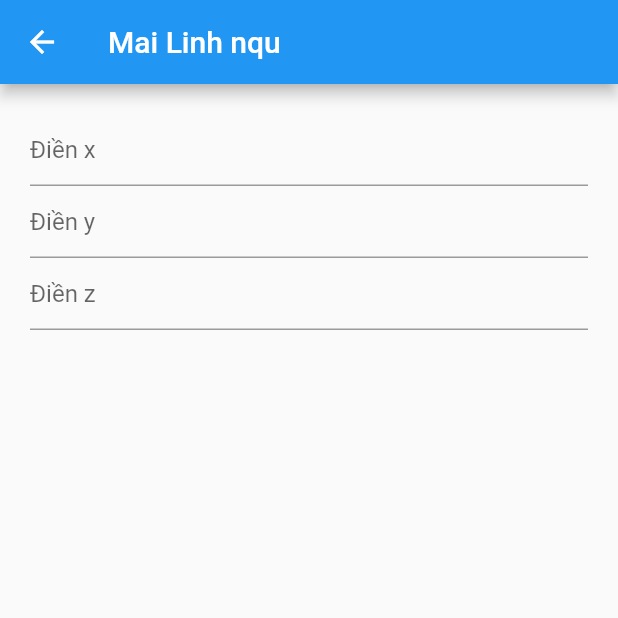
After one commit to epitchi/Make-Math-Easy, a Flutter app: the FirstModePage screen opened directly, on a phone screen of 412 x 824 dp, the top half of it. The commit adds this screen. Run offline on Flutter 3.47's test engine with Material 2 defaults, Android fonts, the phone set to English and light mode, and no system bars.

Commit message:
add test mode

```diff
--- /dev/null
+++ b/lib/screen/firstModePage.dart
@@ -0,0 +1,49 @@
+import 'package:flutter/material.dart';
+
+class FirstModePage extends StatefulWidget {
+  @override
+  _FirstModePageState createState() => _FirstModePageState();
+}
+
+class _FirstModePageState extends State<FirstModePage> {
+  @override
+  Widget build(BuildContext context) {
+    return Scaffold(
+        appBar: AppBar(
+          title: Text("Mai Linh nqu"),
+        ),
+        body: Container(
+          child: Padding(
+            padding: const EdgeInsets.all(20.0),
+            child: Column(
+              children: <Widget>[
+                TextFormField(
+                  decoration: InputDecoration(hintText: "Điền x"),
+                  onChanged: (value) {
+                    setState(() {
+                      //num1 == num parse .
+                    });
+                  },
+                ),
+                TextFormField(
+                  decoration: InputDecoration(hintText: "Điền y"),
+                  onChanged: (value) {
+                    setState(() {
+                      //num1 == num parse .
+                    });
+                  },
+                ),
+                TextFormField(
+                  decoration: InputDecoration(hintText: "Điền z"),
+                  onChanged: (value) {
+                    setState(() {
+                      //num1 == num parse .
+                    });
+                  },
+                ),
+              ],
+            ),
+          ),
+        ));
+  }
+}
```
Also changed, not shown: lib/main.dart (+36 -29 lines), lib/screen/MenuPage.dart (added, +77 -0 lines), 2 other files.
